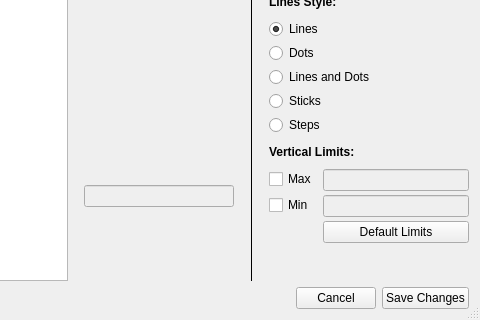
The window that plotjuggler_app/plotwidget_editor.ui (facontidavide/plotjuggler-release) describes before a commit, drawn with Qt 5; both pictures show x 475 to 955 and y 337 to 657 of the 955 by 657 pixel window.
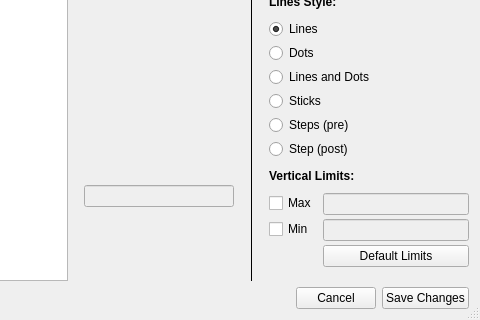
The same window after the commit.

Patch:
```diff
--- a/plotjuggler_app/plotwidget_editor.ui
+++ b/plotjuggler_app/plotwidget_editor.ui
@@ -344,7 +344,14 @@
              <item>
              <widget class="QRadioButton" name="radioSteps">
               <property name="text">
-               <string>Steps</string>
+               <string>Steps (pre)</string>
+              </property>
+             </widget>
+            </item>
+            <item>
+             <widget class="QRadioButton" name="radioStepsInv">
+              <property name="text">
+               <string>Step (post)</string>
               </property>
              </widget>
             </item>
```
